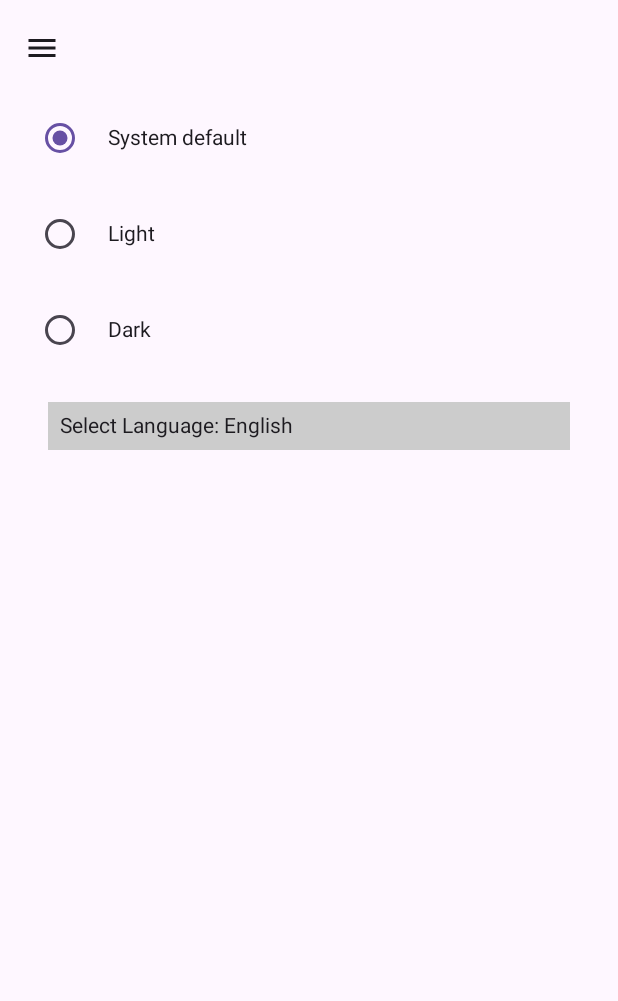
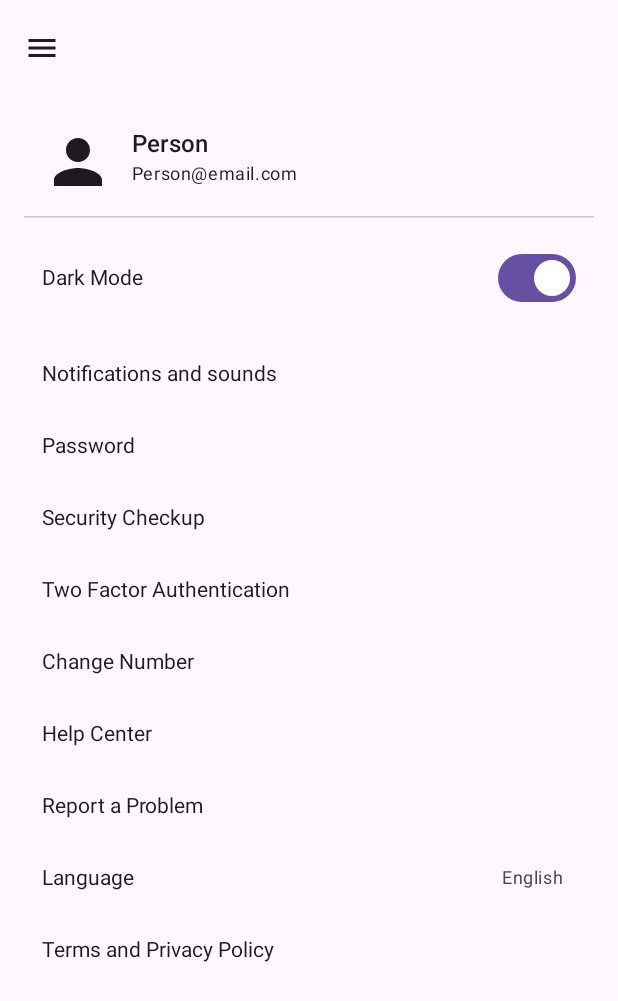
Before and after one commit to myofficework000/ReviewApp, an Android app built with Jetpack Compose: the SettingsScreen screen opened through its navigation route, on a phone screen of 412 x 824 dp. Shown: the top 1001 px of the screen. Run offline under Robolectric (Android 15) with nearby library versions, the phone set to English and light mode, and no system bars; our stand-ins replace Dagger/Hilt's generated code.

Commit message:
Added Modal bottom sheet for language selection

```diff
--- a/app/src/main/java/com/code4galaxy/reviewnow/view/feature/user/settings/LanguageSelector.kt
+++ b/app/src/main/java/com/code4galaxy/reviewnow/view/feature/user/settings/LanguageSelector.kt
@@ -1,90 +1,45 @@
-package com.code4galaxy.reviewnow.view.feature.user.settings
-
-import androidx.compose.foundation.background
-import androidx.compose.foundation.clickable
 import androidx.compose.foundation.layout.Column
-import androidx.compose.foundation.layout.Spacer
-import androidx.compose.foundation.layout.fillMaxWidth
-import androidx.compose.foundation.layout.padding
-import androidx.compose.foundation.layout.wrapContentHeight
-import androidx.compose.material3.DropdownMenu
-import androidx.compose.material3.DropdownMenuItem
+import androidx.compose.material3.MaterialTheme
 import androidx.compose.material3.Text
-import androidx.compose.runtime.Composable
-import androidx.compose.runtime.SideEffect
-import androidx.compose.runtime.getValue
-import androidx.compose.runtime.mutableStateOf
-import androidx.compose.runtime.remember
-import androidx.compose.runtime.setValue
+import androidx.compose.material3.TextButton
+import androidx.compose.runtime.*
 import androidx.compose.ui.Modifier
-import androidx.compose.ui.graphics.Color
-import androidx.compose.ui.platform.LocalContext
-import androidx.compose.ui.res.dimensionResource
-import androidx.compose.ui.tooling.preview.Preview
 import androidx.hilt.navigation.compose.hiltViewModel
-import androidx.lifecycle.compose.collectAsStateWithLifecycle
-import com.code4galaxy.reviewnow.R
-import com.code4galaxy.reviewnow.view.feature.user.util.updateLocale
+import com.code4galaxy.reviewnow.view.feature.user.settings.LanguageBottomSheet
 import com.code4galaxy.reviewnow.viewmodel.LanguageViewModel
 
 @Composable
 fun LanguageSelector(modifier: Modifier = Modifier) {
     val languageViewModel: LanguageViewModel = hiltViewModel()
-    // Observe the selected language from the ViewModel
-    val selectedLanguage = languageViewModel.language.collectAsStateWithLifecycle()
+    val selectedLanguage = languageViewModel.language.collectAsState()
+    var showSheet by remember { mutableStateOf(false) }
 
-    val context = LocalContext.current
+    val languageMap = mapOf(
+        "en" to "English",
+        "fr" to "French",
+        "de" to "German",
+        "es" to "Spanish",
+        "ru" to "Russian",
+        "uk" to "Ukrainian",
+        "hi" to "Hindi"
+    )
 
-    SideEffect {
-        updateLocale(context, selectedLanguage.value)
-    }
+    Column(modifier = modifier) {
+        TextButton(onClick = { showSheet = true }) {
+            Text("Change Language")
+        }
 
-    LanguageDropdown(selectedLanguage.value, onLanguageSelected = languageViewModel::changeLanguage)
-}
-
-@Composable
-fun LanguageDropdown(
-    selectedLanguage: String,
-    modifier: Modifier = Modifier,
-    onLanguageSelected: (String) -> Unit
-) {
-    var expanded by remember { mutableStateOf(false) }
-    val languages = listOf("en" to "English", "es" to "Spanish", "fr" to "French")
-
-    Column(modifier = modifier.padding(dimensionResource(R.dimen.dimen_16_dp))) {
-        Text(text = "Select Language: ${languages.find { it.first == selectedLanguage }?.second ?: selectedLanguage}",
-            modifier = Modifier
-                .fillMaxWidth()
-                .background(Color.LightGray)
-                .padding(dimensionResource(R.dimen.dimen_8_dp))
-                .clickable { expanded = true }
+        Text(
+            text = "Current Language: ${languageMap[selectedLanguage.value] ?: selectedLanguage.value}",
+            style = MaterialTheme.typography.bodyMedium
         )
 
-        Spacer(modifier = modifier.padding(dimensionResource(R.dimen.dimen_8_dp)))
 
-        DropdownMenu(
-            modifier = Modifier
-                .padding(dimensionResource(R.dimen.dimen_8_dp))
-                .fillMaxWidth()
-                .wrapContentHeight()
-                .background(Color.Red),
-            expanded = expanded,
-            onDismissRequest = { expanded = false }
-        ) {
-            languages.forEach { (code, label) ->
-                DropdownMenuItem(
-                    text = { Text(text = label) },
-                    onClick = {
-                        expanded = false
-                        onLanguageSelected(code)
-                    })
-            }
+        if (showSheet) {
+            LanguageBottomSheet(
+                languageViewModel = languageViewModel,
+                onDismiss = { showSheet = false }
+            )
         }
     }
 }
-
-@Preview
-@Composable
-private fun LanguageSelectorPreview() {
-    LanguageSelector()
-}
--- a/app/src/main/java/com/code4galaxy/reviewnow/view/feature/user/settings/SettingsScreen.kt
+++ b/app/src/main/java/com/code4galaxy/reviewnow/view/feature/user/settings/SettingsScreen.kt
@@ -1,12 +1,19 @@
 package com.code4galaxy.reviewnow.view.feature.user.settings
 
+import LanguageSelector
+import androidx.compose.foundation.clickable
 import androidx.compose.foundation.layout.*
+import androidx.compose.material.icons.Icons
+import androidx.compose.material.icons.filled.Person
 import androidx.compose.material3.*
+import androidx.compose.material3.HorizontalDivider
 import androidx.compose.runtime.*
 import androidx.compose.ui.Alignment
 import androidx.compose.ui.Modifier
 import androidx.compose.ui.res.dimensionResource
 import androidx.compose.ui.tooling.preview.Preview
+import androidx.compose.ui.unit.dp
+import androidx.hilt.navigation.compose.hiltViewModel
 import androidx.lifecycle.viewmodel.compose.viewModel
 import com.code4galaxy.reviewnow.R
 import com.code4galaxy.reviewnow.view.theme.AppTheme
@@ -14,48 +21,108 @@ import com.code4galaxy.reviewnow.viewmodel.LanguageViewModel
 import com.code4galaxy.reviewnow.viewmodel.ThemeViewModel
 
 @Composable
-fun SettingsScreen(
-    modifier: Modifier = Modifier,
-    themeViewModel: ThemeViewModel = viewModel(),
-) {
-    val selectedTheme by themeViewModel.theme.collectAsState()
+fun SettingsScreen() {
+    val languageViewModel: LanguageViewModel = hiltViewModel()
+    val selectedLanguage by languageViewModel.language.collectAsState()
+    var showLanguageSheet by remember { mutableStateOf(false) }
+
+    val languageMap = mapOf(
+        "en" to "English",
+        "fr" to "French",
+        "de" to "German",
+        "es" to "Spanish",
+        "ru" to "Russian",
+        "uk" to "Ukrainian",
+        "hi" to "Hindi"
+    )
 
     Column(
-        modifier = modifier
+        modifier = Modifier
             .fillMaxSize()
-            .padding(dimensionResource(id = R.dimen.dimen_16_dp))
+            .padding(16.dp)
     ) {
-        Text(
-            text = "Select App Theme",
-            style = MaterialTheme.typography.titleLarge
-        )
+        Text("Settings", style = MaterialTheme.typography.headlineSmall)
 
-        Spacer(modifier = Modifier.height(dimensionResource(id = R.dimen.dimen_16_dp)))
+        Spacer(modifier = Modifier.height(24.dp))
 
-        AppTheme.entries.forEach { theme ->
-            Row(
-                verticalAlignment = Alignment.CenterVertically,
-                modifier = Modifier.padding(vertical = dimensionResource(id = R.dimen.dimen_8_dp))
-            ) {
-                RadioButton(
-                    selected = theme == selectedTheme,
-                    onClick = { themeViewModel.setTheme(theme) }
-                )
-                Spacer(modifier = Modifier.width(dimensionResource(id = R.dimen.dimen_8_dp)))
-                Text(
-                    text = theme.name.replace("_", " ")
-                        .lowercase()
-                        .replaceFirstChar { it.uppercaseChar() }
-                )
+        // Profile section
+        Row(
+            modifier = Modifier
+                .fillMaxWidth()
+                .padding(12.dp)
+        ) {
+            Icon(
+                imageVector = Icons.Default.Person,
+                contentDescription = null,
+                modifier = Modifier.size(48.dp)
+            )
+            Spacer(modifier = Modifier.width(12.dp))
+            Column {
+                Text("Person", style = MaterialTheme.typography.titleMedium)
+                Text("Person@email.com", style = MaterialTheme.typography.bodySmall)
             }
         }
 
-        LanguageSelector(modifier)
+        HorizontalDivider()
+
+        // Non-clickable and toggle items
+        SettingItem("Dark Mode", trailing = {
+            Switch(checked = true, onCheckedChange = {}) // implement toggle logic
+        })
+
+        SettingItem("Notifications and sounds")
+        SettingItem("Password")
+        SettingItem("Security Checkup")
+        SettingItem("Two Factor Authentication")
+        SettingItem("Change Number")
+
+        // Clickable items
+        SettingItem("Help Center", onClick = {
+            // TODO: Navigate to Help Center screen
+        })
+
+        SettingItem("Report a Problem", onClick = {
+            // TODO: Navigate to Report screen or open dialog
+        })
+
+        SettingItem(
+            title = "Language",
+            value = languageMap[selectedLanguage] ?: selectedLanguage,
+            onClick = { showLanguageSheet = true }
+        )
+
+        SettingItem("Terms and Privacy Policy", onClick = {
+            // TODO: Open Terms and Privacy page
+        })
+    }
+
+    if (showLanguageSheet) {
+        LanguageBottomSheet(
+            languageViewModel = languageViewModel,
+            onDismiss = { showLanguageSheet = false }
+        )
     }
 }
 
-@Preview
 @Composable
-private fun SettingsScreenPrev() {
-    SettingsScreen()
+fun SettingItem(
+    title: String,
+    value: String? = null,
+    onClick: (() -> Unit)? = null,
+    trailing: @Composable (() -> Unit)? = null
+) {
+    Row(
+        modifier = Modifier
+            .fillMaxWidth()
+            .clickable(enabled = onClick != null) { onClick?.invoke() }
+            .padding(vertical = 16.dp, horizontal = 12.dp),
+        verticalAlignment = Alignment.CenterVertically
+    ) {
+        Text(title, modifier = Modifier.weight(1f))
+        value?.let {
+            Text(it, style = MaterialTheme.typography.bodySmall, color = MaterialTheme.colorScheme.onSurfaceVariant)
+            Spacer(modifier = Modifier.width(8.dp))
+        }
+        trailing?.invoke()
+    }
 }
```
Also changed, not shown: app/src/main/java/com/code4galaxy/reviewnow/view/feature/user/settings/LanguageBottomSheet.kt (added, +97 -0 lines), app/src/main/res/values/strings.xml (+28 -1 lines), 6 other files.
